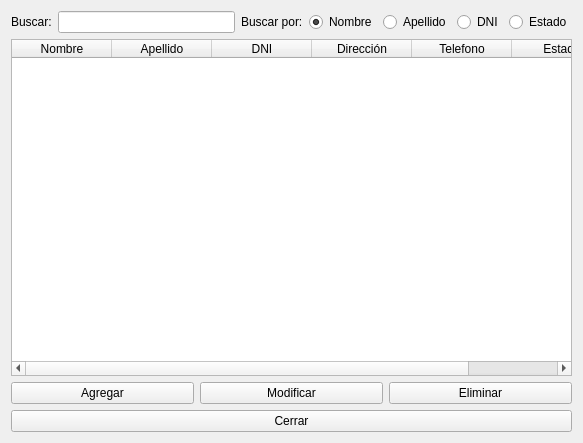
Before: the Qt Designer form ventanasocios.ui in DanielaGanan/biblioteca, drawn with Qt 5.
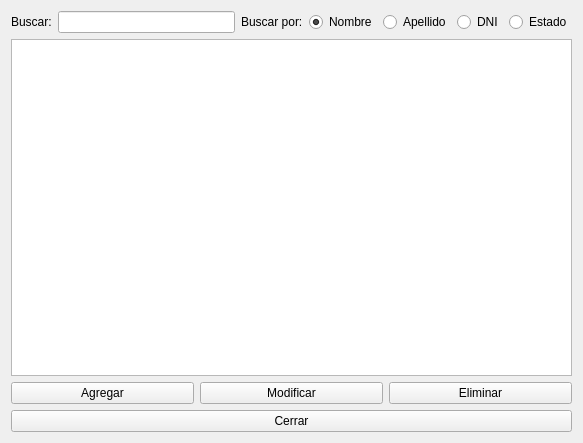
After: the same form once the commit is applied.

The edit to the form file:
```diff
--- a/ventanasocios.ui
+++ b/ventanasocios.ui
@@ -70,36 +70,9 @@
      </item>
      <item>
       <widget class="QTableWidget" name="tbSocios">
-       <column>
-        <property name="text">
-         <string>Nombre</string>
-        </property>
-       </column>
-       <column>
-        <property name="text">
-         <string>Apellido</string>
-        </property>
-       </column>
-       <column>
-        <property name="text">
-         <string>DNI</string>
-        </property>
-       </column>
-       <column>
-        <property name="text">
-         <string>Dirección</string>
-        </property>
-       </column>
-       <column>
-        <property name="text">
-         <string>Telefono</string>
-        </property>
-       </column>
-       <column>
-        <property name="text">
-         <string>Estado</string>
-        </property>
-       </column>
+       <property name="alternatingRowColors">
+        <bool>true</bool>
+       </property>
       </widget>
      </item>
      <item>
```
